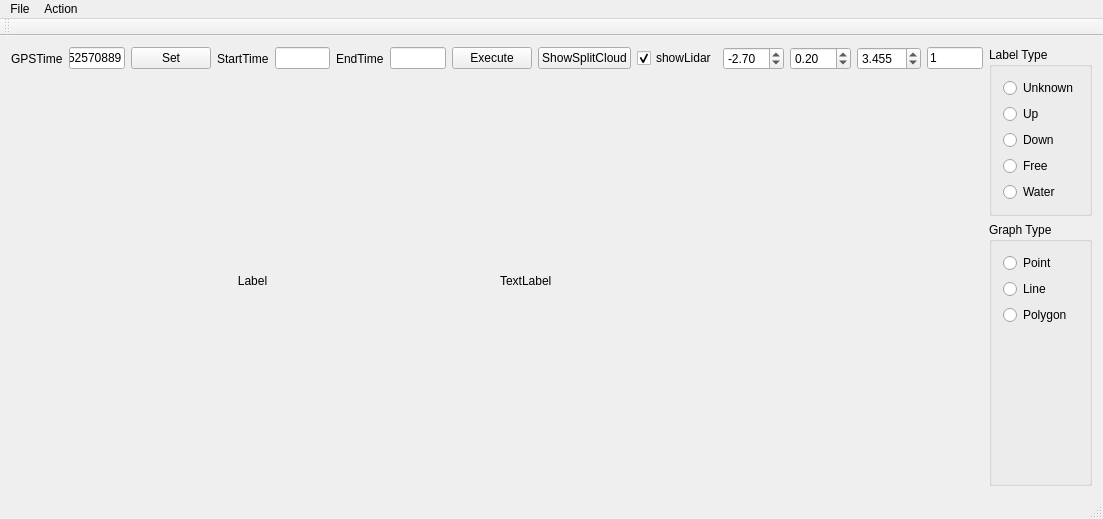
05F3759DF/LabelTool, file mainwindow.ui: the form before one commit.
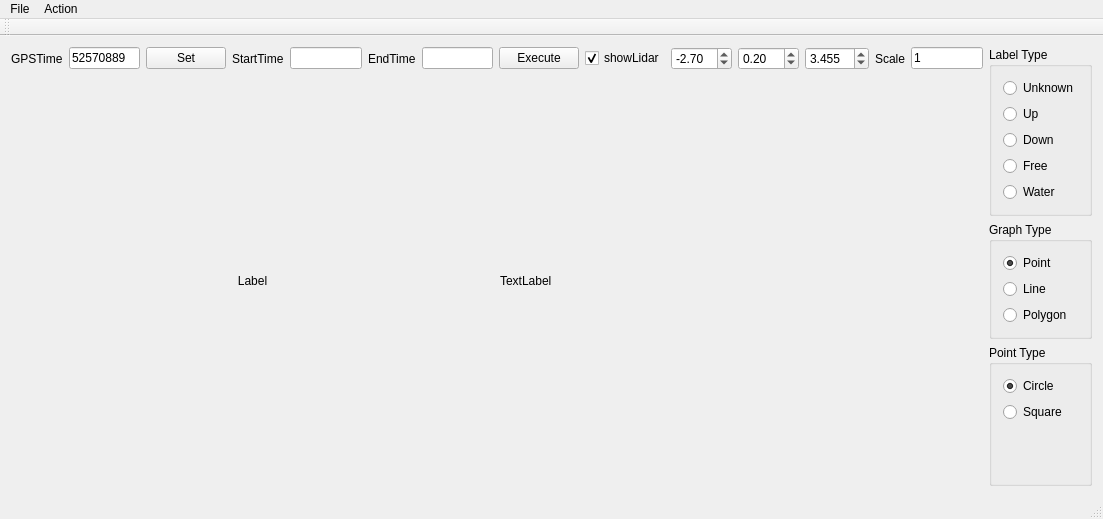
The form after the commit.

Commit message: add comment && add point showing type

```diff
--- a/mainwindow.ui
+++ b/mainwindow.ui
@@ -67,13 +67,6 @@
           </property>
          </widget>
         </item>
-        <item>
-         <widget class="QPushButton" name="pushButton_showSplitCloud">
-          <property name="text">
-           <string>ShowSplitCloud</string>
-          </property>
-         </widget>
-        </item>
         <item>
          <widget class="QCheckBox" name="checkBox_showLidar">
           <property name="text">
@@ -126,6 +119,13 @@
           </property>
          </widget>
         </item>
+        <item>
+         <widget class="QLabel" name="label_4">
+          <property name="text">
+           <string>Scale</string>
+          </property>
+         </widget>
+        </item>
         <item>
          <widget class="QLineEdit" name="lineEdit_param">
           <property name="text">
@@ -215,6 +215,9 @@
            <property name="text">
             <string>Point</string>
            </property>
+           <property name="checked">
+            <bool>true</bool>
+           </property>
           </widget>
          </item>
          <item>
@@ -231,6 +234,32 @@
            </property>
           </widget>
          </item>
+        </layout>
+       </widget>
+      </item>
+      <item>
+       <widget class="QGroupBox" name="groupBox_2">
+        <property name="title">
+         <string>Point Type</string>
+        </property>
+        <layout class="QVBoxLayout" name="verticalLayout_5">
+         <item>
+          <widget class="QRadioButton" name="radioButton_circle">
+           <property name="text">
+            <string>Circle</string>
+           </property>
+           <property name="checked">
+            <bool>true</bool>
+           </property>
+          </widget>
+         </item>
+         <item>
+          <widget class="QRadioButton" name="radioButton_square">
+           <property name="text">
+            <string>Square</string>
+           </property>
+          </widget>
+         </item>
          <item>
           <spacer name="verticalSpacer">
            <property name="orientation">
@@ -239,7 +268,7 @@
            <property name="sizeHint" stdset="0">
             <size>
              <width>20</width>
-             <height>34</height>
+             <height>40</height>
             </size>
            </property>
           </spacer>
```
The commit also changes 2 other files.
